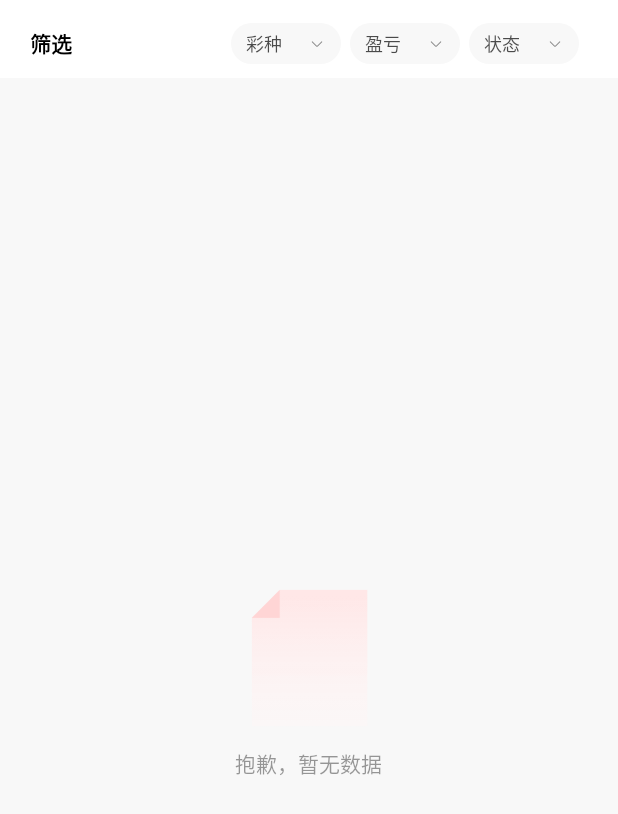
After one commit to quibbler01/lottery, an Android app: the layout simulate_append_choose_page.xml on its own in the app's theme, with its tools: preview values and no code run, on a phone screen of 412 x 824 dp. The commit adds this screen. Shown: the top 814 px of the screen. Run offline under Robolectric (Android 15) with nearby library versions, the phone set to English and light mode, and no system bars.

Commit message:
develop day 16

```diff
--- /dev/null
+++ b/lottery/src/main/java/cn/quibbler/lottery/model/bean/MessageNoticeTypeItem.kt
@@ -0,0 +1,3 @@
+package cn.quibbler.lottery.model.bean
+
+data class MessageNoticeTypeItem(val title: String, val resIcon: Int, val path: String, val titleArg: String)
--- a/lottery/src/main/java/cn/quibbler/lottery/ui/adapter/DefaultEmptyRecyclerViewAdapter.kt
+++ b/lottery/src/main/java/cn/quibbler/lottery/ui/adapter/DefaultEmptyRecyclerViewAdapter.kt
@@ -6,8 +6,6 @@ import cn.quibbler.lottery.LotteryApplication.Companion.getInflater
 import cn.quibbler.lottery.databinding.DefaultEmptyRecyclerViewItemBinding
 
 class DefaultEmptyRecyclerViewAdapter : RecyclerView.Adapter<DefaultEmptyRecyclerViewAdapter.ViewHolder>() {
-
-    private val size = 3
 
     override fun onCreateViewHolder(parent: ViewGroup, viewType: Int): ViewHolder {
         val binding = DefaultEmptyRecyclerViewItemBinding.inflate(getInflater(), parent, false)
@@ -18,7 +16,7 @@ class DefaultEmptyRecyclerViewAdapter : RecyclerView.Adapter<DefaultEmptyRecycle
 
     }
 
-    override fun getItemCount(): Int = size
+    override fun getItemCount(): Int = Int.MAX_VALUE
 
     class ViewHolder(val binding: DefaultEmptyRecyclerViewItemBinding) : RecyclerView.ViewHolder(binding.root)
 
--- /dev/null
+++ b/lottery/src/main/res/layout/simulate_append_choose_page.xml
@@ -0,0 +1,125 @@
+<?xml version="1.0" encoding="utf-8"?>
+<LinearLayout xmlns:android="http://schemas.android.com/apk/res/android"
+    android:layout_width="match_parent"
+    android:layout_height="match_parent"
+    android:orientation="vertical">
+
+    <androidx.appcompat.widget.LinearLayoutCompat
+        android:layout_width="match_parent"
+        android:layout_height="38dp"
+        android:layout_marginStart="10dp"
+        android:layout_marginTop="10dp"
+        android:layout_marginEnd="10dp"
+        android:layout_marginBottom="4dp"
+        android:background="@drawable/white_bg_with_corner"
+        android:gravity="center_vertical"
+        android:orientation="horizontal"
+        android:paddingStart="10dp"
+        android:paddingEnd="10dp">
+
+        <TextView
+            android:id="@+id/choose_title"
+            android:layout_width="wrap_content"
+            android:layout_height="match_parent"
+            android:layout_weight="1"
+            android:gravity="center_vertical"
+            android:text="@string/filter"
+            android:textColor="@color/black"
+            android:textSize="14dp"
+            android:textStyle="bold" />
+
+        <androidx.appcompat.widget.LinearLayoutCompat
+            android:id="@+id/filter_by_type"
+            android:layout_width="wrap_content"
+            android:layout_height="27dp"
+            android:layout_marginEnd="6dp"
+            android:background="@drawable/filter_button_select_bg"
+            android:clickable="true"
+            android:gravity="center_vertical"
+            android:minWidth="73dp"
+            android:orientation="horizontal"
+            android:paddingStart="10dp"
+            android:paddingEnd="10dp">
+
+            <TextView
+                android:id="@+id/filter_by_type_text"
+                android:layout_width="0dp"
+                android:layout_height="wrap_content"
+                android:layout_weight="1"
+                android:text="@string/append_by_type"
+                android:textColor="#B3000000"
+                android:textSize="12dp" />
+
+            <ImageView
+                android:layout_width="12dp"
+                android:layout_height="12dp"
+                android:layout_marginStart="5dp"
+                android:src="@drawable/down_arrow" />
+
+        </androidx.appcompat.widget.LinearLayoutCompat>
+
+        <androidx.appcompat.widget.LinearLayoutCompat
+            android:id="@+id/filter_by_period"
+            android:layout_width="wrap_content"
+            android:layout_height="27dp"
+            android:layout_marginEnd="6dp"
+            android:background="@drawable/filter_button_select_bg"
+            android:clickable="true"
+            android:gravity="center_vertical"
+            android:minWidth="73dp"
+            android:orientation="horizontal"
+            android:paddingStart="10dp"
+            android:paddingEnd="10dp">
+
+            <TextView
+                android:id="@+id/filter_by_period_text"
+                android:layout_width="0dp"
+                android:layout_height="wrap_content"
+                android:layout_weight="1"
+                android:text="@string/append_by_profit"
+                android:textColor="#B3000000"
+                android:textSize="12dp" />
+
+            <ImageView
+                android:layout_width="12dp"
+                android:layout_height="12dp"
+                android:layout_marginStart="5dp"
+                android:src="@drawable/down_arrow" />
+
+        </androidx.appcompat.widget.LinearLayoutCompat>
+
+        <androidx.appcompat.widget.LinearLayoutCompat
+            android:id="@+id/filter_by_state"
+            android:layout_width="wrap_content"
+            android:layout_height="27dp"
+            android:layout_marginEnd="6dp"
+            android:background="@drawable/filter_button_select_bg"
+            android:clickable="true"
+            android:gravity="center_vertical"
+            android:minWidth="73dp"
+            android:orientation="horizontal"
+            android:paddingStart="10dp"
+            android:paddingEnd="10dp">
+
+            <TextView
+                android:id="@+id/filter_by_state_text"
+                android:layout_width="0dp"
+                android:layout_height="wrap_content"
+                android:layout_weight="1"
+                android:text="@string/append_by_state"
+                android:textColor="#B3000000"
+                android:textSize="12dp" />
+
+            <ImageView
+                android:layout_width="12dp"
+                android:layout_height="12dp"
+                android:layout_marginStart="5dp"
+                android:src="@drawable/down_arrow" />
+
+        </androidx.appcompat.widget.LinearLayoutCompat>
+
+    </androidx.appcompat.widget.LinearLayoutCompat>
+
+    <include layout="@layout/no_data_default_layout" />
+
+</LinearLayout>
```
Also changed, not shown: lottery/src/main/java/cn/quibbler/lottery/ui/adapter/HistoryOpenLotteryRecyclerAdapter.kt (added, +23 -0 lines), lottery/src/main/java/cn/quibbler/lottery/ui/adapter/pageadapter/PersonHomePageAdapter.kt (added, +30 -0 lines), lottery/src/main/java/cn/quibbler/lottery/ui/adapter/pageadapter/SimulateRecordViewPagerAdapter.kt (added, +44 -0 lines), lottery/src/main/res/layout/popular_lottery_type_recycler_item.xml (added, +91 -0 lines), lottery/src/main/res/layout/simulate_normal_choose_page.xml (added, +125 -0 lines).
